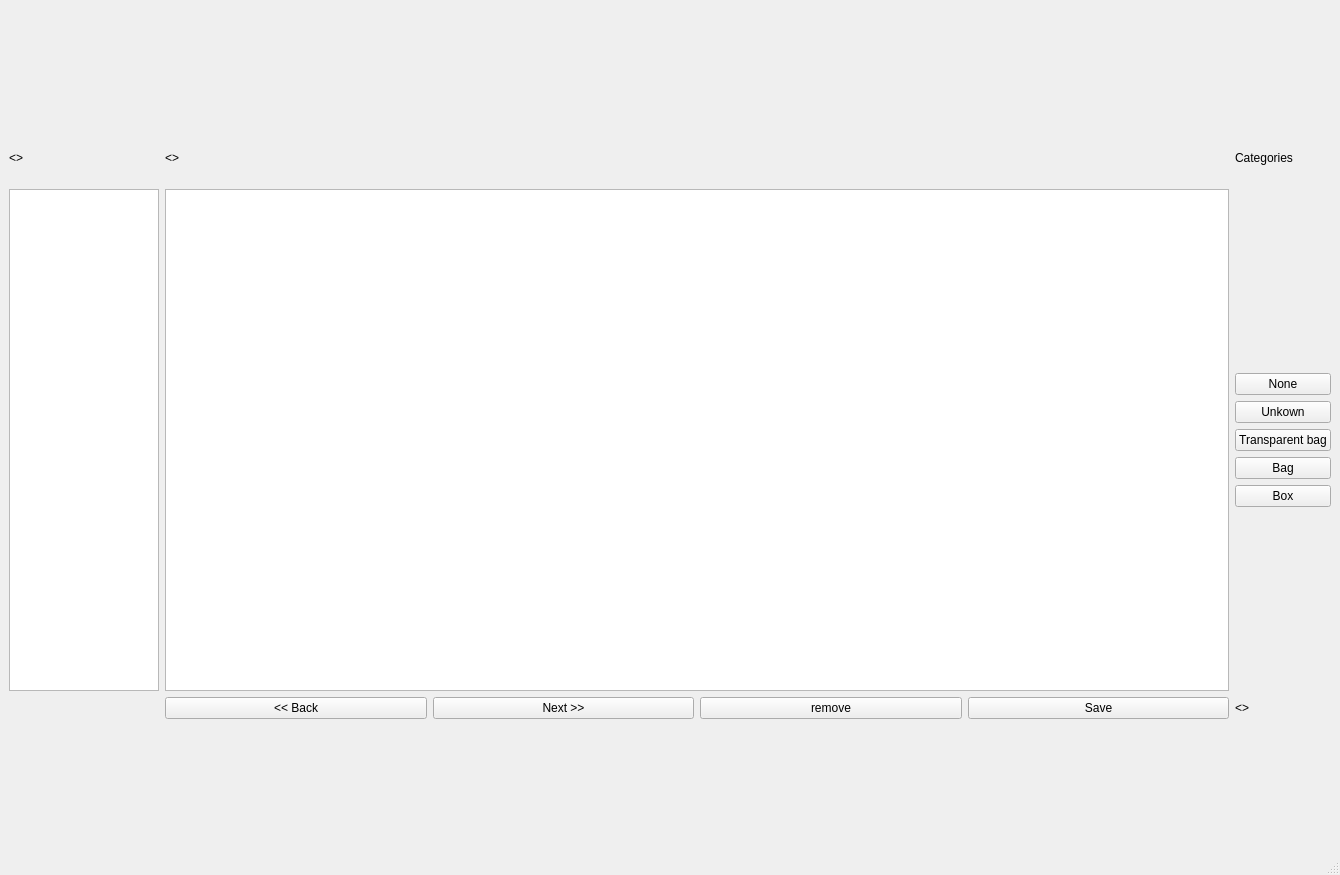
This is mainwindow.ui in DoVllasa/EditorQT as Qt 5 draws it before an edit. The edited form follows.
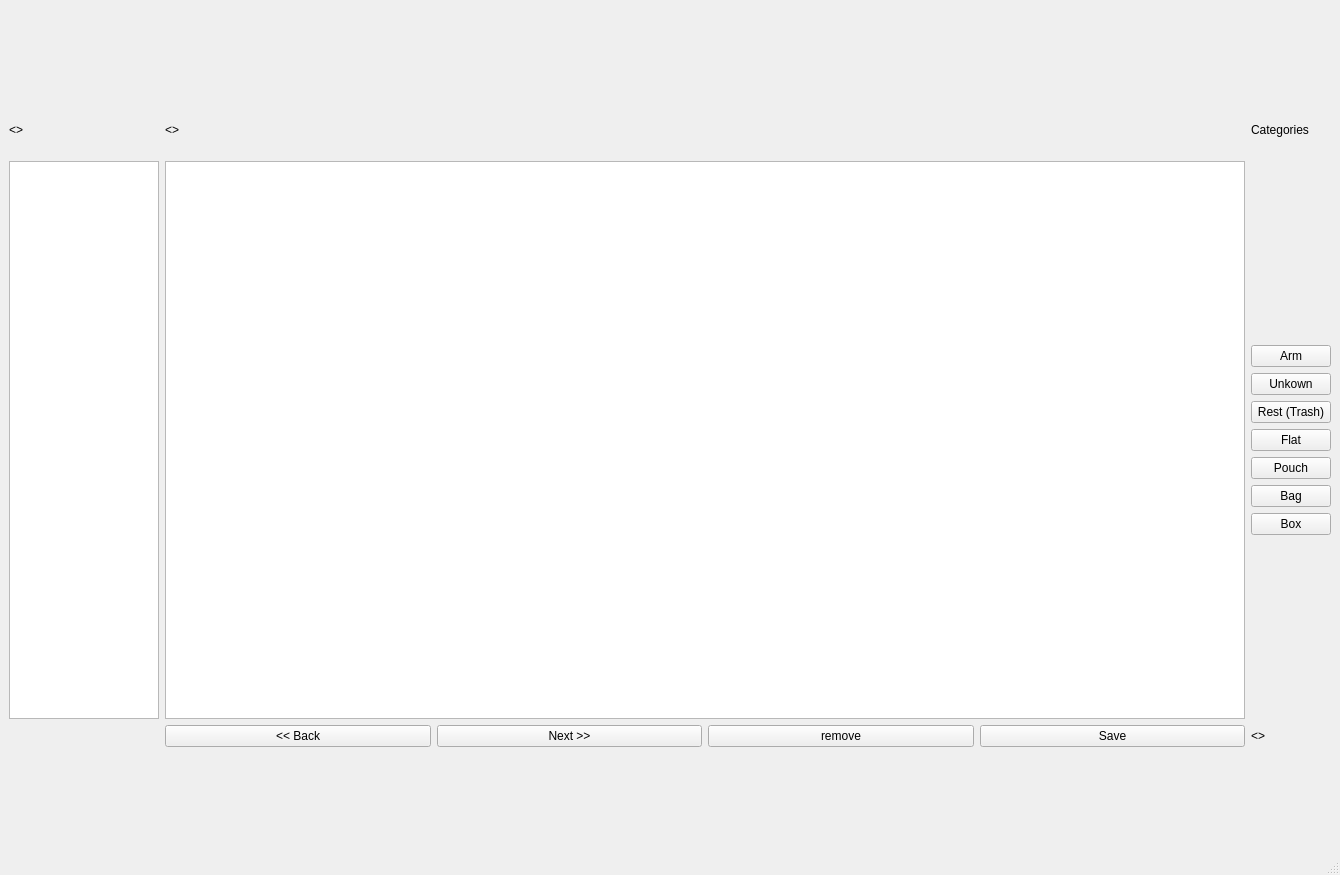
This is the edited form.

```diff
--- a/mainwindow.ui
+++ b/mainwindow.ui
@@ -207,13 +207,7 @@
         <item>
          <widget class="QPushButton" name="noneButton">
           <property name="text">
-           <string>None</string>
-          </property>
-          <property name="default">
-           <bool>false</bool>
-          </property>
-          <property name="flat">
-           <bool>false</bool>
+           <string>Arm</string>
           </property>
          </widget>
         </item>
@@ -222,12 +216,32 @@
           <property name="text">
            <string>Unkown</string>
           </property>
+          <property name="default">
+           <bool>false</bool>
+          </property>
+          <property name="flat">
+           <bool>false</bool>
+          </property>
          </widget>
         </item>
         <item>
          <widget class="QPushButton" name="transparentButton">
           <property name="text">
-           <string>Transparent bag</string>
+           <string>Rest (Trash)</string>
+          </property>
+         </widget>
+        </item>
+        <item>
+         <widget class="QPushButton" name="flatButton">
+          <property name="text">
+           <string>Flat</string>
+          </property>
+         </widget>
+        </item>
+        <item>
+         <widget class="QPushButton" name="pouchButton">
+          <property name="text">
+           <string>Pouch</string>
           </property>
          </widget>
         </item>
```
Left out of the diff: 4 changed lines with no effect on the pictures.
